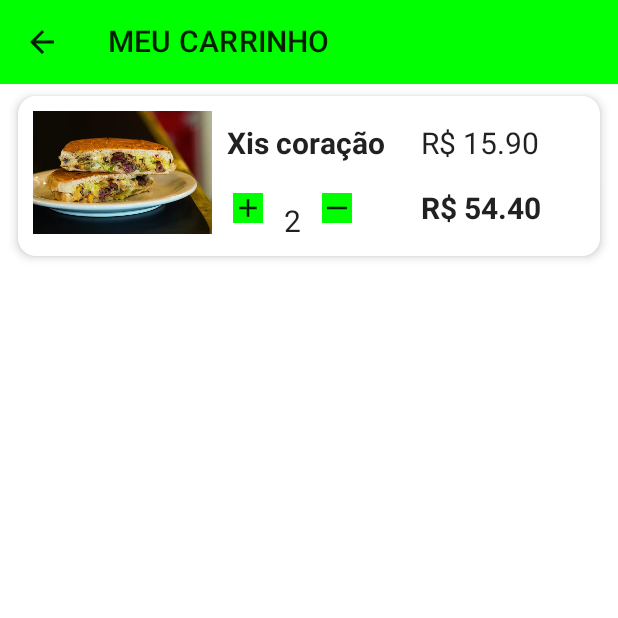
After one commit to MiltonDevSis/iChef, an Android app built with Jetpack Compose: the ShoppingCarActivity screen opened directly, with no data from a screen before it, on a phone screen of 412 x 824 dp, the top half of it. The commit adds this screen. Run offline under Robolectric (Android 15) with nearby library versions, the phone set to English and light mode, and no system bars; our stand-ins replace Dagger/Hilt's generated code.

Commit message:
ajustado telas

```diff
--- a/app/src/main/AndroidManifest.xml
+++ b/app/src/main/AndroidManifest.xml
@@ -68,5 +68,11 @@
             android:theme="@style/Theme.Design.Light"
             android:screenOrientation="portrait">
         </activity>
+        <activity
+            android:name=".presentation.presentation.shoppingcar.ShoppingCarActivity"
+            android:exported="false"
+            android:theme="@style/Theme.Design.Light"
+            android:screenOrientation="portrait">
+        </activity>
     </application>
 </manifest>
--- a/app/src/main/java/com/mpfcoding/ichef_app/presentation/presentation/dashboard/DashboardActivity.kt
+++ b/app/src/main/java/com/mpfcoding/ichef_app/presentation/presentation/dashboard/DashboardActivity.kt
@@ -35,6 +35,7 @@ import com.mpfcoding.ichef_app.presentation.presentation.dashboard.components.me
 import com.mpfcoding.ichef_app.presentation.presentation.dashboard.components.menuapp.MyBottomAppBarComponent
 import com.mpfcoding.ichef_app.presentation.presentation.dashboard.launch.LaunchScreenActivity
 import com.mpfcoding.ichef_app.presentation.presentation.dashboard.settings.SettingsActivity
+import com.mpfcoding.ichef_app.presentation.presentation.shoppingcar.ShoppingCarActivity
 import com.mpfcoding.ichef_app.presentation.theme.IChef_appTheme
 import dagger.hilt.android.AndroidEntryPoint
 import kotlinx.coroutines.launch
@@ -113,13 +114,20 @@ class DashboardActivity : ComponentActivity() {
                     },
                     floatingActionButton = {
                         MyFloatingActionButton(
-                            numItens = sumProducts ?: 0
+                            numItens = sumProducts ?: 0,
+                            openCar = {
+                                startActivity(
+                                    Intent(
+                                        this@DashboardActivity,
+                                        ShoppingCarActivity::class.java
+                                    )
+                                )
+                            }
                         )
                     },
                     isFloatingActionButtonDocked = true,
                     floatingActionButtonPosition = FabPosition.Center,
                     content = {
-
                         LazyColumn {
                             items(1) {
                                 PromoDayComponent(
--- a/app/src/main/java/com/mpfcoding/ichef_app/presentation/presentation/dashboard/components/MyFloatingActionButtom.kt
+++ b/app/src/main/java/com/mpfcoding/ichef_app/presentation/presentation/dashboard/components/MyFloatingActionButtom.kt
@@ -21,9 +21,10 @@ import androidx.compose.ui.unit.sp
 
 @Composable
 fun MyFloatingActionButton(
-    numItens: Int
+    numItens: Int,
+    openCar: () -> Unit
 ) {
-    FloatingActionButton(onClick = {}, backgroundColor = Color(0xffFFA000)) {
+    FloatingActionButton(onClick = { openCar() }, backgroundColor = Color(0xffFFA000)) {
 
         val alignCarIcon: Int = if (numItens > 0) 6 else 0
 
--- /dev/null
+++ b/app/src/main/java/com/mpfcoding/ichef_app/presentation/presentation/shoppingcar/OrderCardComponent.kt
@@ -0,0 +1,132 @@
+package com.mpfcoding.ichef_app.presentation.presentation.shoppingcar
+
+import androidx.compose.foundation.Image
+import androidx.compose.foundation.background
+import androidx.compose.foundation.clickable
+import androidx.compose.foundation.layout.Arrangement
+import androidx.compose.foundation.layout.Column
+import androidx.compose.foundation.layout.Row
+import androidx.compose.foundation.layout.fillMaxWidth
+import androidx.compose.foundation.layout.height
+import androidx.compose.foundation.layout.padding
+import androidx.compose.foundation.layout.width
+import androidx.compose.foundation.shape.RoundedCornerShape
+import androidx.compose.material.Card
+import androidx.compose.material.Icon
+import androidx.compose.material.IconButton
+import androidx.compose.material.Text
+import androidx.compose.material.icons.Icons
+import androidx.compose.material.icons.filled.Add
+import androidx.compose.runtime.Composable
+import androidx.compose.ui.Alignment
+import androidx.compose.ui.Modifier
+import androidx.compose.ui.graphics.Color
+import androidx.compose.ui.res.painterResource
+import androidx.compose.ui.text.TextStyle
+import androidx.compose.ui.text.font.FontWeight
+import androidx.compose.ui.unit.dp
+import androidx.compose.ui.unit.sp
+import com.mpfcoding.ichef_app.R
+
+@Composable
+fun OrderCardComponent() {
+    Card(
+        modifier = Modifier
+            .fillMaxWidth()
+            .background(Color.White)
+            .clickable(
+                onClick = {}
+            ),
+        elevation = 4.dp,
+        shape = RoundedCornerShape(12.dp)
+    ) {
+        Row(
+            modifier = Modifier.fillMaxWidth()
+        ) {
+            Image(
+                painter = painterResource(id = R.drawable.xis_coracao),
+                contentDescription = null,
+                modifier = Modifier
+                    .padding(top = 10.dp, bottom = 10.dp, start = 10.dp)
+                    .weight(2F)
+            )
+            Column(
+                modifier = Modifier
+                    .weight(2F)
+                    .padding(top = 10.dp, bottom = 10.dp),
+            ) {
+                Text(
+                    text = "Xis coração",
+                    style = TextStyle(
+                        fontSize = 20.sp
+                    ),
+                    fontWeight = FontWeight.Bold,
+                    modifier = Modifier.padding(10.dp)
+                )
+
+                Row(
+                    modifier = Modifier
+                        .fillMaxWidth()
+                        .height(42.dp),
+                    verticalAlignment = Alignment.Bottom
+                ) {
+                    IconButton(onClick = {
+
+                    }) {
+                        Icon(
+                            imageVector = Icons.Filled.Add,
+                            contentDescription = null,
+                            modifier = Modifier
+                                .width(20.dp)
+                                .height(20.dp)
+                                .background(Color.Green)
+                        )
+                    }
+                    Text(
+                        text = "2",
+                        style = TextStyle(
+                            fontSize = 20.sp
+                        ),
+                        modifier = Modifier.padding(top = 7.dp)
+                    )
+                    IconButton(onClick = {
+
+                    }) {
+                        Icon(
+                            painter = painterResource(R.drawable.ic_remove),
+                            contentDescription = null,
+                            modifier = Modifier
+                                .width(20.dp)
+                                .height(20.dp)
+                                .background(Color.Green)
+                        )
+                    }
+                }
+            }
+
+            Column(
+                modifier = Modifier
+                    .weight(2F)
+                    .padding(top = 10.dp, bottom = 10.dp),
+                verticalArrangement = Arrangement.SpaceBetween,
+            ) {
+                Text(
+                    text = "R$ 15.90",
+                    style = TextStyle(
+                        fontSize = 20.sp
+                    ),
+                    modifier = Modifier.padding(10.dp)
+                )
+
+                Text(
+                    text = "R$ 54.40",
+                    style = TextStyle(
+                        fontSize = 20.sp,
+                        fontWeight = FontWeight.Bold
+                    ),
+                    modifier = Modifier.padding(10.dp)
+                )
+            }
+        }
+    }
+}
--- /dev/null
+++ b/app/src/main/java/com/mpfcoding/ichef_app/presentation/presentation/shoppingcar/ShoppingCarActivity.kt
@@ -0,0 +1,89 @@
+package com.mpfcoding.ichef_app.presentation.presentation.shoppingcar
+
+import android.os.Bundle
+import androidx.activity.ComponentActivity
+import androidx.activity.compose.setContent
+import androidx.activity.viewModels
+import androidx.compose.foundation.background
+import androidx.compose.foundation.layout.Arrangement
+import androidx.compose.foundation.layout.Column
+import androidx.compose.foundation.layout.PaddingValues
+import androidx.compose.foundation.layout.fillMaxSize
+import androidx.compose.foundation.lazy.LazyColumn
+import androidx.compose.foundation.lazy.items
+import androidx.compose.material.Icon
+import androidx.compose.material.IconButton
+import androidx.compose.material.Text
+import androidx.compose.material.TopAppBar
+import androidx.compose.material.icons.Icons
+import androidx.compose.material.icons.filled.ArrowBack
+import androidx.compose.ui.Modifier
+import androidx.compose.ui.graphics.Color
+import androidx.compose.ui.unit.dp
+import androidx.lifecycle.lifecycleScope
+import com.mpfcoding.ichef_app.core.domain.Launch
+import com.mpfcoding.ichef_app.core.utils.TOOLBAR_COLOR
+import com.mpfcoding.ichef_app.core.utils.TOOLBAR_CONTENT_COLOR
+import com.mpfcoding.ichef_app.core.utils.fromHex
+import com.mpfcoding.ichef_app.presentation.theme.IChef_appTheme
+import dagger.hilt.android.AndroidEntryPoint
+import kotlinx.coroutines.launch
+
+@AndroidEntryPoint
+class ShoppingCarActivity : ComponentActivity() {
+
+    private val viewModel: ShoppingCarViewModel by viewModels()
+
+    private var listOrders: List<Launch> = emptyList()
+
+    override fun onCreate(savedInstanceState: Bundle?) {
+        super.onCreate(savedInstanceState)
+        setContent {
+            IChef_appTheme {
+                Column {
+                    TopAppBar(
+                        title = { Text(text = "MEU CARRINHO") },
+                        backgroundColor = Color.fromHex(TOOLBAR_COLOR),
+                        contentColor = Color.fromHex(TOOLBAR_CONTENT_COLOR),
+                        navigationIcon = {
+                            IconButton(onClick = {
+                                finish()
+                            }) {
+                                Icon(
+                                    imageVector = Icons.Filled.ArrowBack,
+                                    contentDescription = null
+                                )
+                            }
+                        }
+                    )
+                    LazyColumn(
+                        // TODO(Criar um tema e remover o background)
+                        modifier = Modifier
+                            .background(Color.White)
+                            .fillMaxSize(),
+                        contentPadding = PaddingValues(horizontal = 12.dp, vertical = 8.dp),
+                        verticalArrangement = Arrangement.spacedBy(8.dp),
+                        content = {
+                            lifecycleScope.launch {
+                                listOrders = viewModel.getAllOrders()
+                            }
+
+                            val list = listOf(
+                                Launch(
+                                    productId = 1,
+                                    productName = "Xis Coração",
+                                    productPrice = "14.90",
+                                    productQuantity = 123
+                                )
+                            )
+
+                            items(list) { item ->
+                                OrderCardComponent()
+                            }
+                        }
+                    )
+                }
+            }
+        }
+    }
+}
--- /dev/null
+++ b/app/src/main/java/com/mpfcoding/ichef_app/presentation/presentation/shoppingcar/ShoppingCarViewModel.kt
@@ -0,0 +1,17 @@
+package com.mpfcoding.ichef_app.presentation.presentation.shoppingcar
+
+import androidx.lifecycle.ViewModel
+import com.mpfcoding.ichef_app.core.cache.datasource.LaunchCacheDataSource
+import com.mpfcoding.ichef_app.core.domain.Launch
+import dagger.hilt.android.lifecycle.HiltViewModel
+import javax.inject.Inject
+
+@HiltViewModel
+class ShoppingCarViewModel @Inject constructor(
+    private var launchCacheDataSource: LaunchCacheDataSource
+): ViewModel() {
+
+    suspend fun getAllOrders(): List<Launch>{
+       return launchCacheDataSource.getAll()
+    }
+}
```
